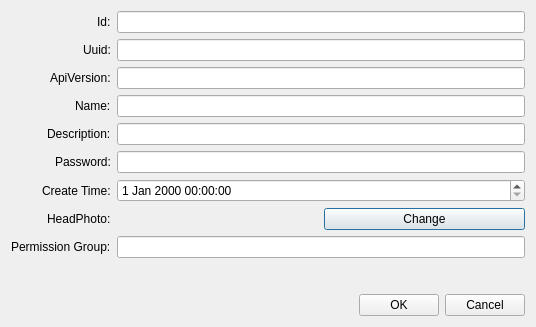
The window that src/ui/editorusersettings.ui (kiraYuukiAsuna/SwcDbmsQtClient) describes before a commit, drawn with Qt 5.
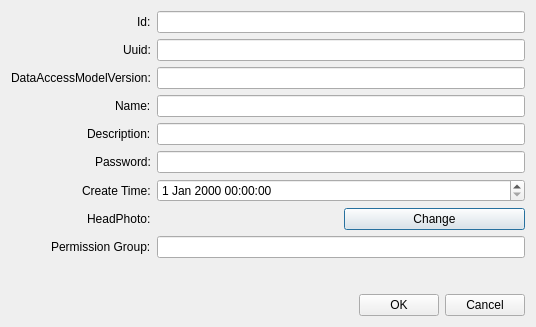
The same window after the commit.

Patch:
```diff
--- a/src/ui/editorusersettings.ui
+++ b/src/ui/editorusersettings.ui
@@ -42,7 +42,7 @@
      <item row="2" column="0">
       <widget class="QLabel" name="label_3">
        <property name="text">
-        <string>ApiVersion:</string>
+        <string>DataAccessModelVersion:</string>
        </property>
       </widget>
      </item>
```
Left out of the diff: 2 changed lines with no effect on the pictures.
